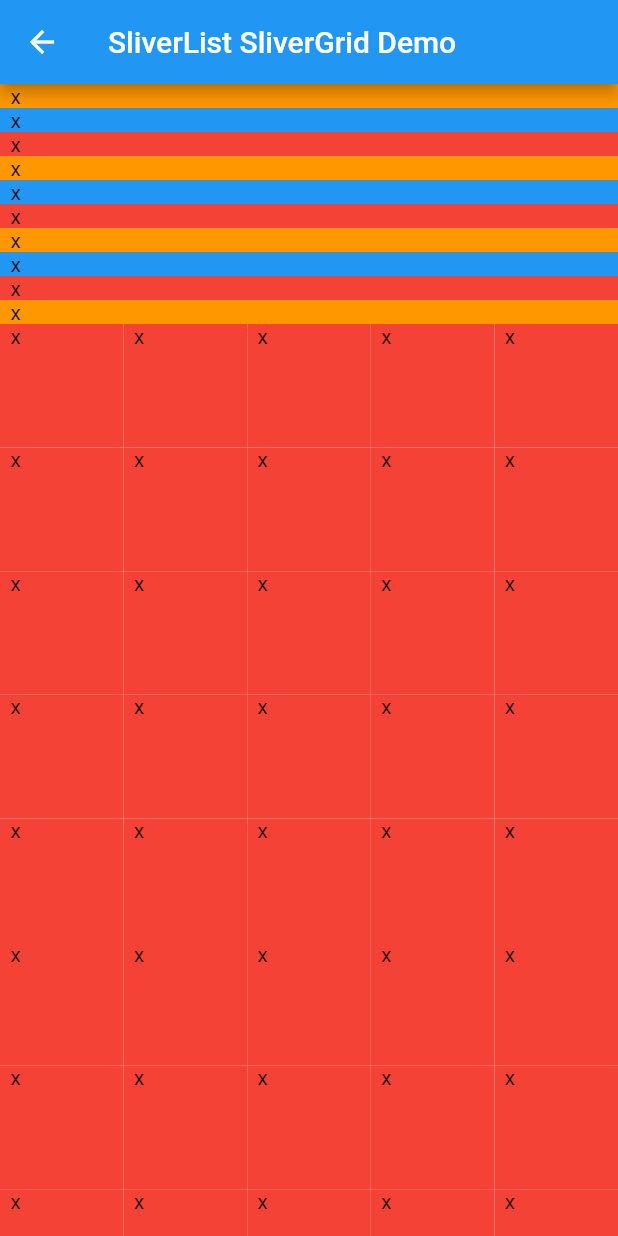
After one commit to lostsquirrel/flutter-demos, a Flutter app: the SliverListGridDemo screen opened directly, on a phone screen of 412 x 824 dp. The commit adds this screen. Run offline on Flutter 3.47's test engine with Material 2 defaults, Android fonts, the phone set to English and light mode, and no system bars.

Commit message:
add list grid demos

```diff
--- a/widget_week/lib/items.dart
+++ b/widget_week/lib/items.dart
@@ -8,10 +8,12 @@ import 'floating_action_button_demo.dart';
 import 'opacity_demo.dart';
 import 'page_view_demo.dart';
 import 'sliver_app_bar.dart';
+import 'sliver_list_grid_demo.dart';
 import 'table_demo.dart';
 import 'wrap_demo.dart';
 
 const items = {
+  "SliverListGridDemo": SliverListGridDemo(),
   "SliverAppBar": SliverAppBarDemo(),
   "Table": TableDemo(),
   "PageView": PageViewDemo(),
--- /dev/null
+++ b/widget_week/lib/sliver_list_grid_demo.dart
@@ -0,0 +1,45 @@
+import 'package:flutter/material.dart';
+
+class SliverListGridDemo extends StatelessWidget {
+  const SliverListGridDemo({super.key});
+
+  @override
+  Widget build(BuildContext context) {
+    var colorSet = [
+      Colors.red,
+      Colors.orange,
+      Colors.blue,
+      Colors.green,
+    ];
+    return Scaffold(
+      appBar: AppBar(
+        title: const Text("SliverList SliverGrid Demo"),
+      ),
+      body: CustomScrollView(
+        slivers: [
+          SliverList(
+            delegate: SliverChildListDelegate([
+              ...[1, 2, 3, 4, 5, 6, 7, 8, 9, 10]
+                  .map((e) => Container(
+                        color: colorSet[e % 3],
+                        child: const Text("  x"),
+                      ))
+                  .toList()
+            ]),
+          ),
+          SliverGrid.count(
+            crossAxisCount: 5,
+            children: [...List<int>.filled(50, 0)]
+                .map<Widget>(
+                  (e) => Container(
+                    color: colorSet[e % 3],
+                    child: const Text("  x"),
+                  ),
+                )
+                .toList(),
+          )
+        ],
+      ),
+    );
+  }
+}
--- a/widget_week/lib/table_demo.dart
+++ b/widget_week/lib/table_demo.dart
@@ -29,7 +29,7 @@ class _TableDemoState extends State<TableDemo> {
           textBaseline: TextBaseline.ideographic,
           defaultVerticalAlignment: verticalAlign,
           defaultColumnWidth: columnWidth,
-          columnWidths: {
+          columnWidths: const {
             1: FixedColumnWidth(150)
           },
           children: [
```
Also changed, not shown: widget_week/lib/animated_container_demo.dart (+9 -37 lines), widget_week/lib/common.dart (+15 -0 lines).
